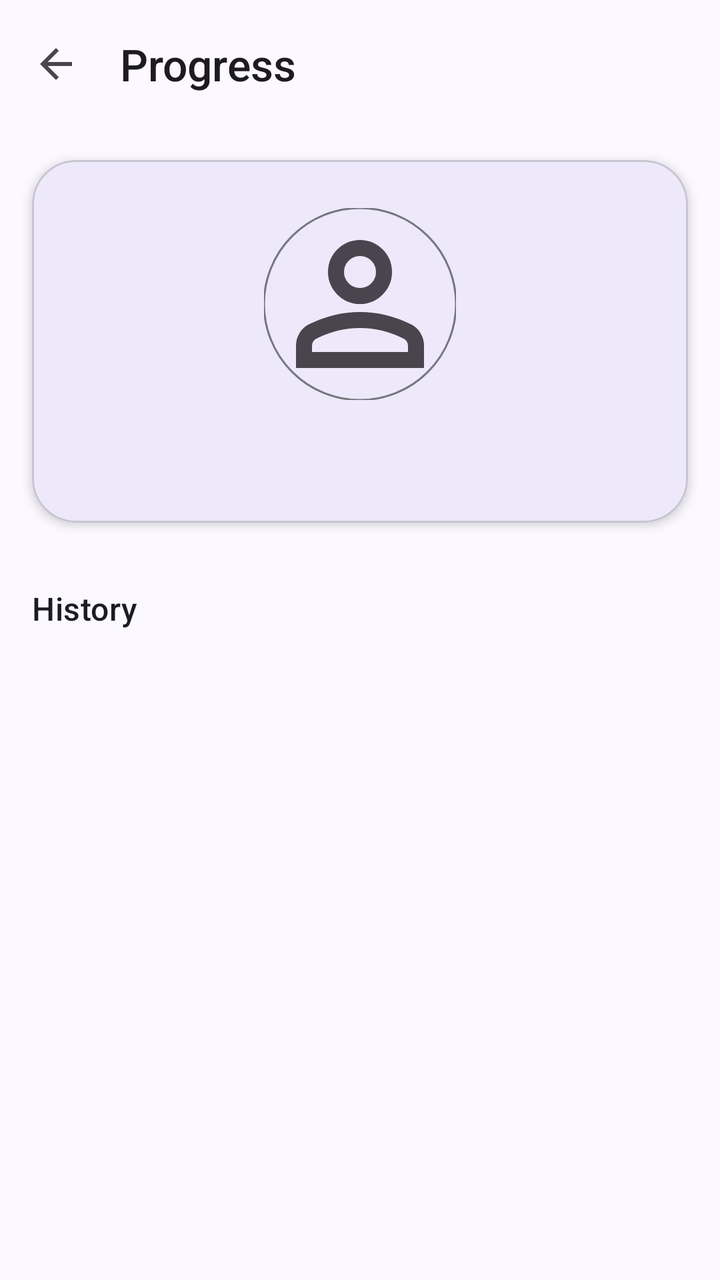
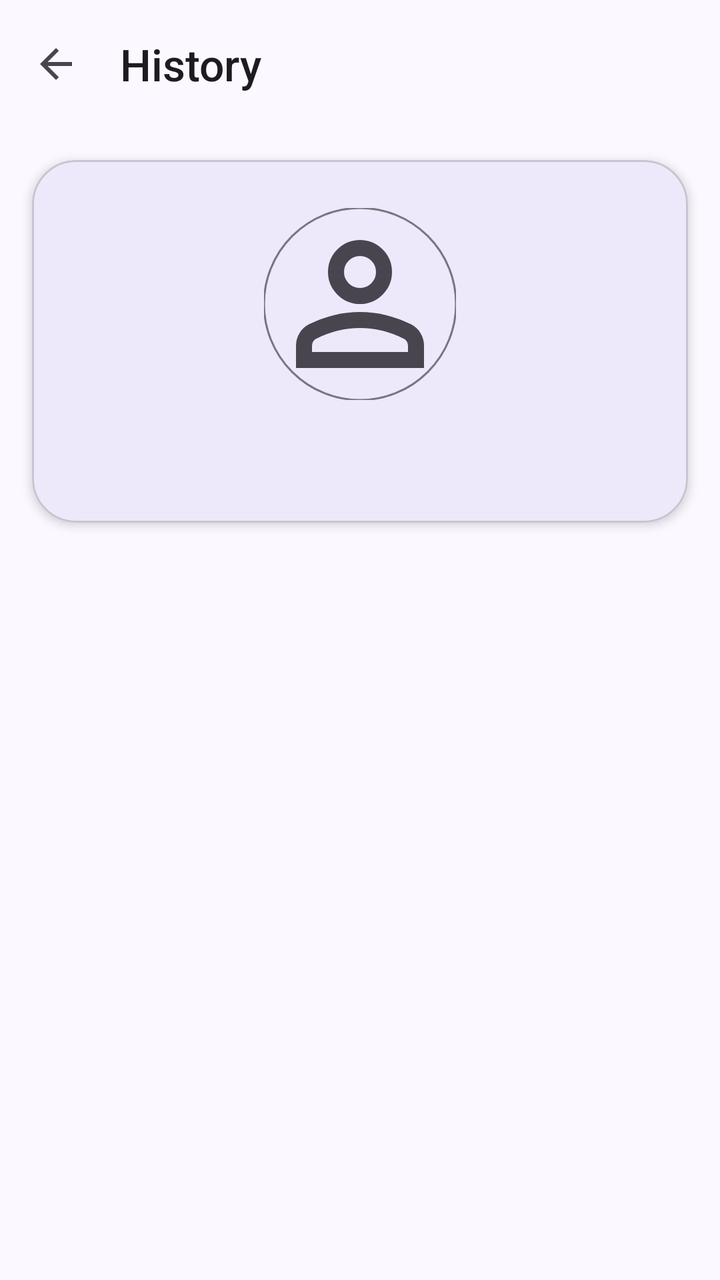

An Android layout rendered at two revisions. The XML below is the earlier revision; the diff shows what the commit changed to produce the second picture.
<!-- AndroidManifest.xml: application theme Theme.QrGrades -->
<!-- res/layout/activity_student_progress.xml -->
<?xml version="1.0" encoding="utf-8"?>
<androidx.constraintlayout.widget.ConstraintLayout xmlns:android="http://schemas.android.com/apk/res/android"
    xmlns:app="http://schemas.android.com/apk/res-auto"
    android:layout_width="match_parent"
    android:layout_height="match_parent">

    <com.google.android.material.appbar.MaterialToolbar
        android:id="@+id/toolbar"
        android:layout_width="0dp"
        android:layout_height="?attr/actionBarSize"
        android:background="?attr/colorSurface"
        app:layout_constraintEnd_toEndOf="parent"
        app:layout_constraintStart_toStartOf="parent"
        app:layout_constraintTop_toTopOf="parent"
        app:navigationIcon="@drawable/ic_arrow_back"
        app:title="@string/progress_title"
        app:titleTextAppearance="@style/TextAppearance.QrGrades.TitleLarge" />

    <androidx.core.widget.NestedScrollView
        android:layout_width="0dp"
        android:layout_height="0dp"
        app:layout_constraintBottom_toBottomOf="parent"
        app:layout_constraintEnd_toEndOf="parent"
        app:layout_constraintStart_toStartOf="parent"
        app:layout_constraintTop_toBottomOf="@id/toolbar">

        <LinearLayout
            android:layout_width="match_parent"
            android:layout_height="wrap_content"
            android:orientation="vertical">

            <com.google.android.material.card.MaterialCardView
                android:layout_width="match_parent"
                android:layout_height="wrap_content"
                android:layout_margin="@dimen/spacing_md"
                app:cardCornerRadius="@dimen/corner_radius_lg"
                app:cardElevation="@dimen/elevation_card">

                <LinearLayout
                    android:layout_width="match_parent"
                    android:layout_height="wrap_content"
                    android:gravity="center_horizontal"
                    android:orientation="vertical"
                    android:padding="@dimen/spacing_lg">

                    <com.google.android.material.imageview.ShapeableImageView
                        android:id="@+id/imgPhoto"
                        android:layout_width="@dimen/avatar_size"
                        android:layout_height="@dimen/avatar_size"
                        android:contentDescription="@string/student_photo_text2"
                        android:scaleType="centerCrop"
                        android:src="@drawable/ic_person"
                        app:shapeAppearanceOverlay="@style/ShapeAppearance.QrGrades.Circle"
                        app:strokeColor="?attr/colorOutline"
                        app:strokeWidth="1dp" />

                    <TextView
                        android:id="@+id/txtName"
                        android:layout_width="wrap_content"
                        android:layout_height="wrap_content"
                        android:layout_marginTop="@dimen/spacing_sm"
                        android:textAppearance="@style/TextAppearance.QrGrades.TitleLarge"
                        android:textColor="?attr/colorOnSurface" />

                </LinearLayout>

            </com.google.android.material.card.MaterialCardView>

            <TextView
                android:id="@+id/txtEmpty"
                android:layout_width="match_parent"
                android:layout_height="wrap_content"
                android:gravity="center"
                android:padding="@dimen/spacing_lg"
                android:text="@string/no_enrollments_yet"
                android:textAppearance="@style/TextAppearance.QrGrades.BodyLarge"
                android:textColor="?attr/colorOnSurfaceVariant"
                android:visibility="gone" />

            <LinearLayout
                android:id="@+id/disciplinesContainer"
                android:layout_width="match_parent"
                android:layout_height="wrap_content"
                android:orientation="vertical"
                android:paddingBottom="@dimen/spacing_sm" />

            <TextView
                android:id="@+id/txtHistoryTitle"
                android:layout_width="match_parent"
                android:layout_height="wrap_content"
                android:layout_marginStart="@dimen/spacing_md"
                android:layout_marginTop="@dimen/spacing_sm"
                android:text="@string/history_title"
                android:textAppearance="@style/TextAppearance.QrGrades.TitleMedium"
                android:textColor="?attr/colorOnSurface" />

            <TextView
                android:id="@+id/txtHistoryEmpty"
                android:layout_width="match_parent"
                android:layout_height="wrap_content"
                android:gravity="center"
                android:padding="@dimen/spacing_lg"
                android:text="@string/no_history_yet"
                android:textAppearance="@style/TextAppearance.QrGrades.BodyLarge"
                android:textColor="?attr/colorOnSurfaceVariant"
                android:visibility="gone" />

            <LinearLayout
                android:id="@+id/historyContainer"
                android:layout_width="match_parent"
                android:layout_height="wrap_content"
                android:layout_marginTop="@dimen/spacing_sm"
                android:orientation="vertical"
                android:paddingBottom="@dimen/spacing_lg" />

        </LinearLayout>

    </androidx.core.widget.NestedScrollView>

</androidx.constraintlayout.widget.ConstraintLayout>
<!-- resources referenced by this layout -->
<resources>
  <dimen name="avatar_size">96dp</dimen>
  <dimen name="corner_radius_lg">22dp</dimen>
  <dimen name="elevation_card">3dp</dimen>
  <dimen name="spacing_lg">24dp</dimen>
  <dimen name="spacing_md">16dp</dimen>
  <dimen name="spacing_sm">8dp</dimen>
  <string name="history_title">History</string>
  <string name="no_enrollments_yet">"Not enrolled in any discipline yet."</string>
  <string name="no_history_yet">No points recorded yet.</string>
  <string name="progress_title">Progress</string>
  <string name="student_photo_text2">Student photo</string>
  <style name="TextAppearance.QrGrades.BodyLarge" parent="TextAppearance.Material3.BodyLarge" />
  <style name="TextAppearance.QrGrades.TitleMedium" parent="TextAppearance.Material3.TitleMedium">
          <item name="android:fontFamily">sans-serif-medium</item>
          <item name="fontFamily">sans-serif-medium</item>
      </style>
  <color name="md_primary">#5347D6</color>
  <color name="md_on_primary">#FFFFFF</color>
  <color name="md_primary_container">#E3DFFF</color>
  <color name="md_on_primary_container">#130060</color>
  <color name="md_secondary">#39665F</color>
  <color name="md_on_secondary">#FFFFFF</color>
  <color name="md_secondary_container">#BCECE3</color>
  <color name="md_on_secondary_container">#00201C</color>
  <color name="md_tertiary">#8F5B00</color>
  <color name="md_on_tertiary">#FFFFFF</color>
  <color name="md_tertiary_container">#FFDEA1</color>
  <color name="md_on_tertiary_container">#2B1800</color>
  <color name="md_error">#BA1A1A</color>
  <color name="md_on_error">#FFFFFF</color>
  <color name="md_error_container">#FFDAD6</color>
  <color name="md_on_error_container">#410002</color>
  <color name="md_success">#1E8E5B</color>
  <color name="md_on_success">#FFFFFF</color>
  <color name="md_success_container">#B6F2D1</color>
  <color name="md_on_success_container">#00210F</color>
  <color name="md_background">#FBF8FF</color>
  <color name="md_on_background">#1B1B23</color>
  <color name="md_surface">#FBF8FF</color>
  <color name="md_on_surface">#1B1B23</color>
  <color name="md_surface_variant">#E4E0EC</color>
  <color name="md_on_surface_variant">#46464F</color>
  <color name="md_outline">#777680</color>
  <color name="md_outline_variant">#C7C5D0</color>
  <color name="md_surface_container">#F0EDF7</color>
  <color name="md_surface_container_high">#EAE7F2</color>
  <style name="ShapeAppearance.QrGrades.Small" parent="ShapeAppearance.Material3.Corner.Small">
          <item name="cornerSize">10dp</item>
      </style>
  <style name="ShapeAppearance.QrGrades.Medium" parent="ShapeAppearance.Material3.Corner.Medium">
          <item name="cornerSize">16dp</item>
      </style>
  <style name="ShapeAppearance.QrGrades.Large" parent="ShapeAppearance.Material3.Corner.Large">
          <item name="cornerSize">22dp</item>
      </style>
  <!-- unchanged entries left out for length: 5 -->
</resources>

<!-- the commit's change to res/layout/activity_student_progress.xml (unified diff, before → after) -->
@@ -17,8 +17,10 @@
         app:titleTextAppearance="@style/TextAppearance.QrGrades.TitleLarge" />
 
     <androidx.core.widget.NestedScrollView
+        android:id="@+id/scroll"
         android:layout_width="0dp"
         android:layout_height="0dp"
+        android:clipToPadding="false"
         app:layout_constraintBottom_toBottomOf="parent"
         app:layout_constraintEnd_toEndOf="parent"
         app:layout_constraintStart_toStartOf="parent"
@@ -27,8 +29,10 @@
         <LinearLayout
             android:layout_width="match_parent"
             android:layout_height="wrap_content"
-            android:orientation="vertical">
+            android:orientation="vertical"
+            android:paddingBottom="@dimen/spacing_lg">
 
+            
             <com.google.android.material.card.MaterialCardView
                 android:layout_width="match_parent"
                 android:layout_height="wrap_content"
@@ -59,59 +63,49 @@
                         android:layout_width="wrap_content"
                         android:layout_height="wrap_content"
                         android:layout_marginTop="@dimen/spacing_sm"
+                        android:gravity="center"
                         android:textAppearance="@style/TextAppearance.QrGrades.TitleLarge"
                         android:textColor="?attr/colorOnSurface" />
+
+                    <LinearLayout
+                        android:id="@+id/reportButtons"
+                        android:layout_width="match_parent"
+                        android:layout_height="wrap_content"
+                        android:layout_marginTop="@dimen/spacing_md"
+                        android:orientation="horizontal"
+                        android:visibility="gone">
+
+                        <com.google.android.material.button.MaterialButton
+                            android:id="@+id/btnReportPdf"
+                            style="?attr/materialButtonOutlinedStyle"
+                            android:layout_width="0dp"
+                            android:layout_height="wrap_content"
+                            android:layout_marginEnd="@dimen/spacing_sm"
+                            android:layout_weight="1"
+                            android:text="@string/history_pdf"
+                            app:icon="@drawable/ic_share" />
+
+                        <com.google.android.material.button.MaterialButton
+                            android:id="@+id/btnReportPrint"
+                            style="?attr/materialButtonOutlinedStyle"
+                            android:layout_width="0dp"
+                            android:layout_height="wrap_content"
+                            android:layout_weight="1"
+                            android:text="@string/history_print"
+                            app:icon="@drawable/ic_print" />
+
+                    </LinearLayout>
 
                 </LinearLayout>
 
             </com.google.android.material.card.MaterialCardView>
 
-            <TextView
-                android:id="@+id/txtEmpty"
+            
+            <LinearLayout
+                android:id="@+id/detail"
                 android:layout_width="match_parent"
                 android:layout_height="wrap_content"
-                android:gravity="center"
-                android:padding="@dimen/spacing_lg"
-                android:text="@string/no_enrollments_yet"
-                android:textAppearance="@style/TextAppearance.QrGrades.BodyLarge"
-                android:textColor="?attr/colorOnSurfaceVariant"
-                android:visibility="gone" />
-
-            <LinearLayout
-                android:id="@+id/disciplinesContainer"
-                android:layout_width="match_parent"
-                android:layout_height="wrap_content"
-                android:orientation="vertical"
-                android:paddingBottom="@dimen/spacing_sm" />
-
-            <TextView
-                android:id="@+id/txtHistoryTitle"
-                android:layout_width="match_parent"
-                android:layout_height="wrap_content"
-                android:layout_marginStart="@dimen/spacing_md"
-                android:layout_marginTop="@dimen/spacing_sm"
-                android:text="@string/history_title"
-                android:textAppearance="@style/TextAppearance.QrGrades.TitleMedium"
-                android:textColor="?attr/colorOnSurface" />
-
-            <TextView
-                android:id="@+id/txtHistoryEmpty"
-                android:layout_width="match_parent"
-                android:layout_height="wrap_content"
-                android:gravity="center"
-                android:padding="@dimen/spacing_lg"
-                android:text="@string/no_history_yet"
-                android:textAppearance="@style/TextAppearance.QrGrades.BodyLarge"
-                android:textColor="?attr/colorOnSurfaceVariant"
-                android:visibility="gone" />
-
-            <LinearLayout
-                android:id="@+id/historyContainer"
-                android:layout_width="match_parent"
-                android:layout_height="wrap_content"
-                android:layout_marginTop="@dimen/spacing_sm"
-                android:orientation="vertical"
-                android:paddingBottom="@dimen/spacing_lg" />
+                android:orientation="vertical" />
 
         </LinearLayout>
 
<!-- resource entries referenced after the edit -->
@@ -6,16 +6,32 @@
   <dimen name="spacing_lg">24dp</dimen>
   <dimen name="spacing_md">16dp</dimen>
   <dimen name="spacing_sm">8dp</dimen>
-  <string name="history_title">History</string>
-  <string name="no_enrollments_yet">"Not enrolled in any discipline yet."</string>
-  <string name="no_history_yet">No points recorded yet.</string>
-  <string name="progress_title">Progress</string>
+  <!-- drawable ic_print (drawable) -->
+  <vector xmlns:android="http://schemas.android.com/apk/res/android"
+      android:width="24dp"
+      android:height="24dp"
+      android:viewportWidth="24"
+      android:viewportHeight="24"
+      android:tint="?attr/colorControlNormal">
+      <path
+          android:fillColor="#FF000000"
+          android:pathData="M19,8H5c-1.66,0 -3,1.34 -3,3v6h4v4h12v-4h4v-6c0,-1.66 -1.34,-3 -3,-3zM16,19H8v-5h8v5zM19,12c-0.55,0 -1,-0.45 -1,-1s0.45,-1 1,-1 1,0.45 1,1 -0.45,1 -1,1zM18,3H6v4h12V3z" />
+  </vector>
+  <!-- drawable ic_share (drawable) -->
+  <vector xmlns:android="http://schemas.android.com/apk/res/android"
+      android:width="24dp"
+      android:height="24dp"
+      android:viewportWidth="24"
+      android:viewportHeight="24"
+      android:tint="?attr/colorControlNormal">
+      <path
+          android:fillColor="#FF000000"
+          android:pathData="M17 22q-1.25 0-2.125-.875T14 19q0-.15.075-.7L7.05 14.2q-.4.375-.925.588T5 15q-1.25 0-2.125-.875T2 12t.875-2.125T5 9q.6 0 1.125.213t.925.587l7.025-4.1q-.05-.175-.062-.337T14 5q0-1.25.875-2.125T17 2t2.125.875T20 5t-.875 2.125T17 8q-.6 0-1.125-.213T14.95 7.2l-7.025 4.1q.05.175.063.338T8 12t-.012.363t-.063.337l7.025 4.1q.4-.375.925-.587T17 16q1.25 0 2.125.875T20 19t-.875 2.125T17 22m0-2q.425 0 .713-.287T18 19t-.288-.712T17 18t-.712.288T16 19t.288.713T17 20M5 13q.425 0 .713-.288T6 12t-.288-.712T5 11t-.712.288T4 12t.288.713T5 13m12.713-7.288Q18 5.426 18 5t-.288-.712T17 4t-.712.288T16 5t.288.713T17 6t.713-.288M17 5" />
+  </vector>
+  <string name="history_pdf">Report card</string>
+  <string name="history_print">Print</string>
+  <string name="progress_title">History</string>
   <string name="student_photo_text2">Student photo</string>
-  <style name="TextAppearance.QrGrades.BodyLarge" parent="TextAppearance.Material3.BodyLarge" />
-  <style name="TextAppearance.QrGrades.TitleMedium" parent="TextAppearance.Material3.TitleMedium">
-          <item name="android:fontFamily">sans-serif-medium</item>
-          <item name="fontFamily">sans-serif-medium</item>
-      </style>
   <color name="md_primary">#5347D6</color>
   <color name="md_on_primary">#FFFFFF</color>
   <color name="md_primary_container">#E3DFFF</color>
